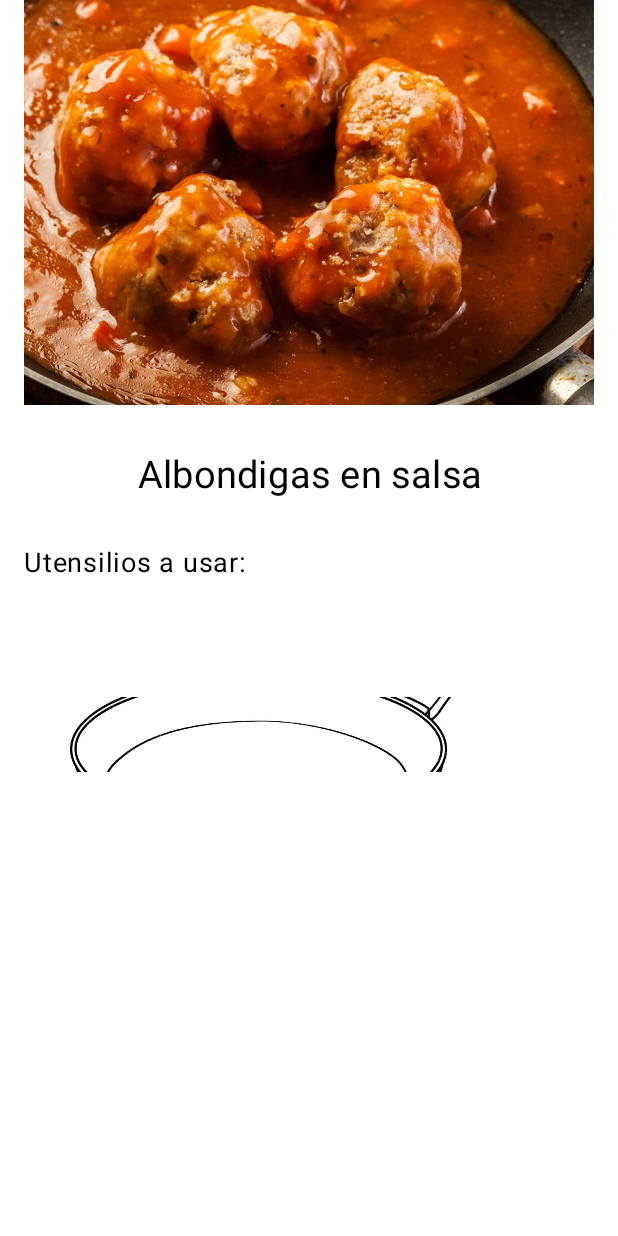
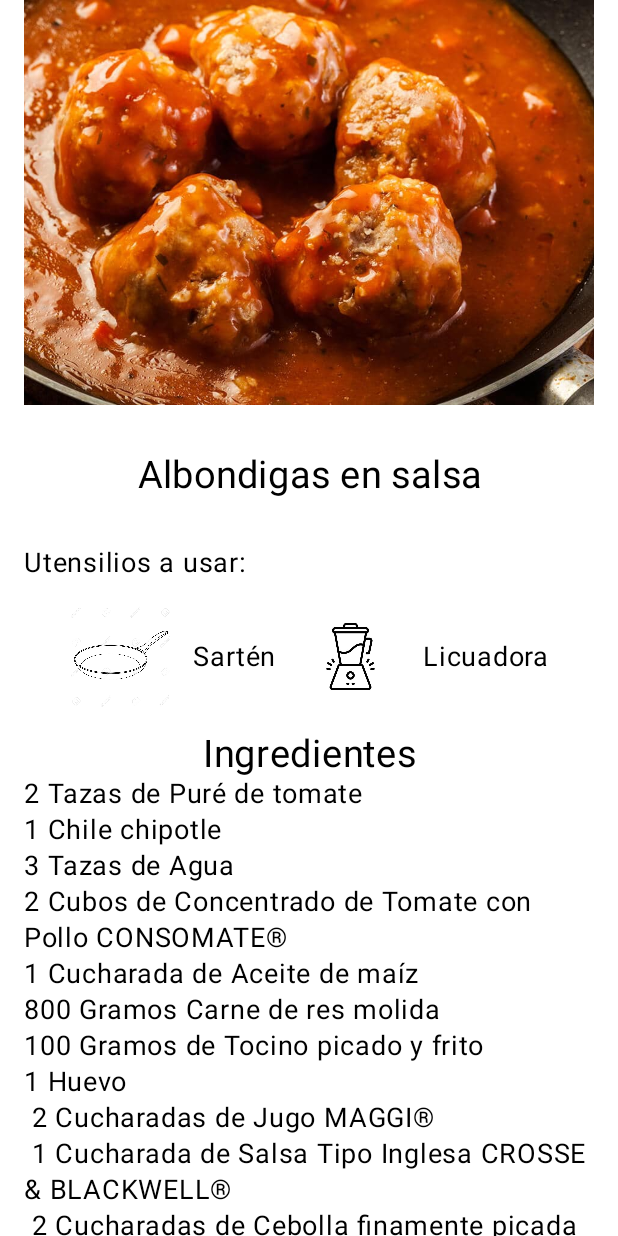
Before and after one commit to AbelMorals/RecetasDeCocina, an Android app built with Jetpack Compose: the composable ContentView shown on its own in the app's theme, on a phone screen of 412 x 824 dp. Run offline under Robolectric (Android 15) with nearby library versions, the phone set to English and light mode, and no system bars.

Commit message:
Recetas 05/03/2025

```diff
--- a/app/src/main/java/com/example/recetasdecocina/navigation/NavManager.kt
+++ b/app/src/main/java/com/example/recetasdecocina/navigation/NavManager.kt
@@ -19,7 +19,7 @@ fun NavManager(){
             HomeView(navController)
         }
 
-        composable("albondigas"){
+        composable("albondiígas"){
             Albondigas(navController)
         }
 
--- a/app/src/main/java/com/example/recetasdecocina/views/Albondigas.kt
+++ b/app/src/main/java/com/example/recetasdecocina/views/Albondigas.kt
@@ -44,15 +44,30 @@ private fun ContentView(navController: NavController){
         Row(
             modifier = Modifier
                 .fillMaxWidth()
-                .padding(10.dp),
+                .padding(15.dp),
             verticalAlignment = Alignment.CenterVertically,
             horizontalArrangement = Arrangement.SpaceEvenly
         ){
-            Spacers()
             ImagenChiquita(R.drawable.sarten,"sarten")
-            MainButton("Regresar", Color.Red, Color.White) {
-                navController.popBackStack()
-            }
+            SubTitleView("Sartén")
+            ImagenChiquita(R.drawable.licuadora,"licuadora")
+            SubTitleView("Licuadora")
+        }
+        TitleView("Ingredientes")
+        SubTitleView("2 Tazas de Puré de tomate")
+        SubTitleView("1 Chile chipotle")
+        SubTitleView("3 Tazas de Agua")
+        SubTitleView("2 Cubos de Concentrado de Tomate con Pollo CONSOMATE®")
+        SubTitleView("1 Cucharada de Aceite de maíz")
+        SubTitleView("800 Gramos Carne de res molida")
+        SubTitleView("100 Gramos de Tocino picado y frito")
+        SubTitleView("1 Huevo")
+        SubTitleView(" 2 Cucharadas de Jugo MAGGI®")
+        SubTitleView(" 1 Cucharada de Salsa Tipo Inglesa CROSSE & BLACKWELL®")
+        SubTitleView(" 2 Cucharadas de Cebolla finamente picada")
+        TitleView("¡A cocinar!")
+        MainButton("Regresar", Color.Red, Color.White) {
+            navController.popBackStack()
         }
     }
 }
--- a/app/src/main/java/com/example/recetasdecocina/views/HomeView.kt
+++ b/app/src/main/java/com/example/recetasdecocina/views/HomeView.kt
@@ -166,8 +166,7 @@ fun ImagenChiquita(
     imagenRes: Int,
     descripcion: String,
     modifier: Modifier = Modifier
-        .fillMaxWidth()
-        .height(50.dp)
+        .size(70.dp)
 ) {
     Image(
         painter = painterResource(id = imagenRes),
```
